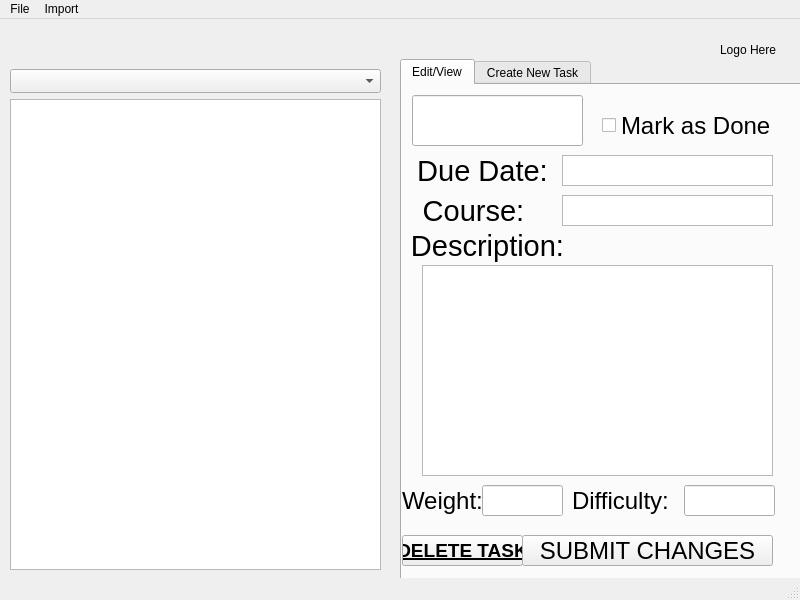
This is tasker.ui in ColbiH/Tasker as Qt 5 draws it before an edit. The edited form follows.
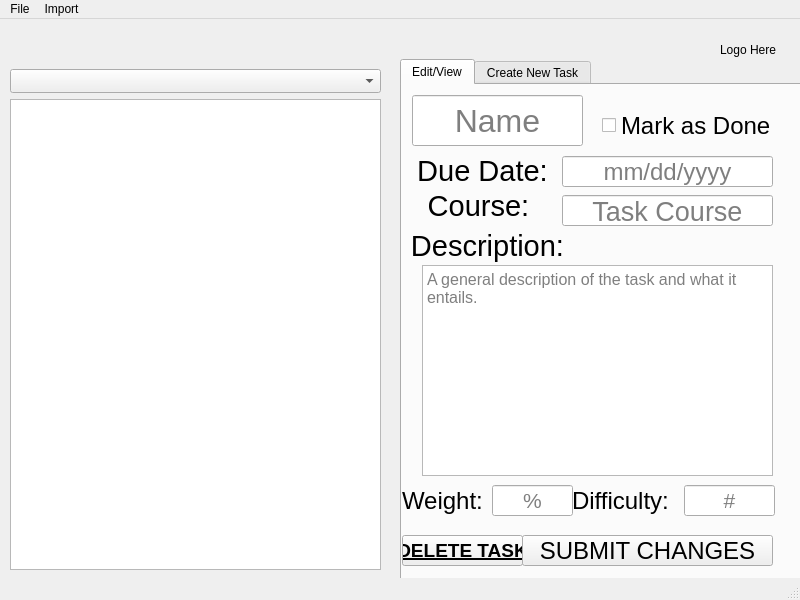
This is the edited form. The open tabs and pages were chosen to show the change.

What changed in the file:
```diff
--- a/tasker.ui
+++ b/tasker.ui
@@ -76,9 +76,9 @@
       <property name="geometry">
        <rect>
         <x>20</x>
-        <y>110</y>
-        <width>111</width>
-        <height>31</height>
+        <y>100</y>
+        <width>121</width>
+        <height>41</height>
        </rect>
       </property>
       <property name="font">
@@ -191,7 +191,7 @@
      <widget class="QLineEdit" name="showWeight">
       <property name="geometry">
        <rect>
-        <x>80</x>
+        <x>90</x>
         <y>400</y>
         <width>81</width>
         <height>31</height>
@@ -205,6 +205,9 @@
       <property name="alignment">
        <set>Qt::AlignCenter</set>
       </property>
+      <property name="placeholderText">
+       <string>%</string>
+      </property>
      </widget>
      <widget class="QLineEdit" name="showDifficulty">
       <property name="geometry">
@@ -223,6 +226,9 @@
       <property name="alignment">
        <set>Qt::AlignCenter</set>
       </property>
+      <property name="placeholderText">
+       <string>#</string>
+      </property>
      </widget>
      <widget class="QLineEdit" name="showName">
       <property name="geometry">
@@ -235,7 +241,7 @@
       </property>
       <property name="font">
        <font>
-        <pointsize>20</pointsize>
+        <pointsize>24</pointsize>
        </font>
       </property>
       <property name="text">
@@ -244,25 +250,8 @@
       <property name="alignment">
        <set>Qt::AlignCenter</set>
       </property>
-     </widget>
-     <widget class="QTextEdit" name="showDueDate">
-      <property name="geometry">
-       <rect>
-        <x>160</x>
-        <y>70</y>
-        <width>211</width>
-        <height>31</height>
-       </rect>
-      </property>
-     </widget>
-     <widget class="QTextEdit" name="showCourseName">
-      <property name="geometry">
-       <rect>
-        <x>160</x>
-        <y>110</y>
-        <width>211</width>
-        <height>31</height>
-       </rect>
+      <property name="placeholderText">
+       <string>Name</string>
       </property>
      </widget>
      <widget class="QTextEdit" name="showDesc">
@@ -274,6 +263,58 @@
         <height>211</height>
        </rect>
       </property>
+      <property name="font">
+       <font>
+        <pointsize>12</pointsize>
+       </font>
+      </property>
+      <property name="placeholderText">
+       <string>A general description of the task and what it entails.</string>
+      </property>
+     </widget>
+     <widget class="QLineEdit" name="showDueDate">
+      <property name="geometry">
+       <rect>
+        <x>160</x>
+        <y>71</y>
+        <width>211</width>
+        <height>31</height>
+       </rect>
+      </property>
+      <property name="font">
+       <font>
+        <family>Segoe UI</family>
+        <pointsize>18</pointsize>
+       </font>
+      </property>
+      <property name="alignment">
+       <set>Qt::AlignCenter</set>
+      </property>
+      <property name="placeholderText">
+       <string>mm/dd/yyyy</string>
+      </property>
+     </widget>
+     <widget class="QLineEdit" name="showCourseName">
+      <property name="geometry">
+       <rect>
+        <x>160</x>
+        <y>110</y>
+        <width>211</width>
+        <height>31</height>
+       </rect>
+      </property>
+      <property name="font">
+       <font>
+        <family>Segoe UI</family>
+        <pointsize>20</pointsize>
+       </font>
+      </property>
+      <property name="alignment">
+       <set>Qt::AlignCenter</set>
+      </property>
+      <property name="placeholderText">
+       <string>Task Course</string>
+      </property>
      </widget>
     </widget>
     <widget class="QWidget" name="tab_2">
```
Left out of the diff: 24 changed lines with no effect on the pictures.
